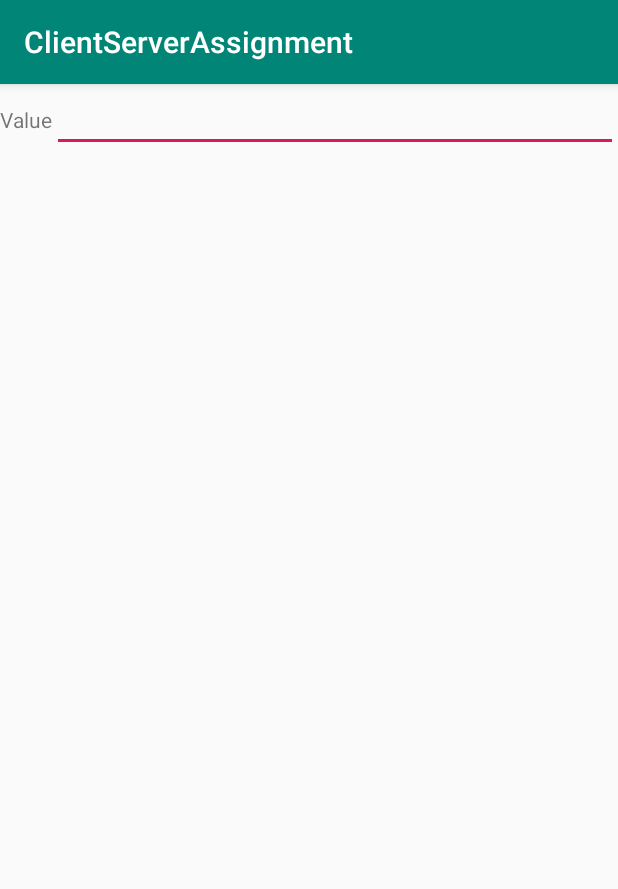
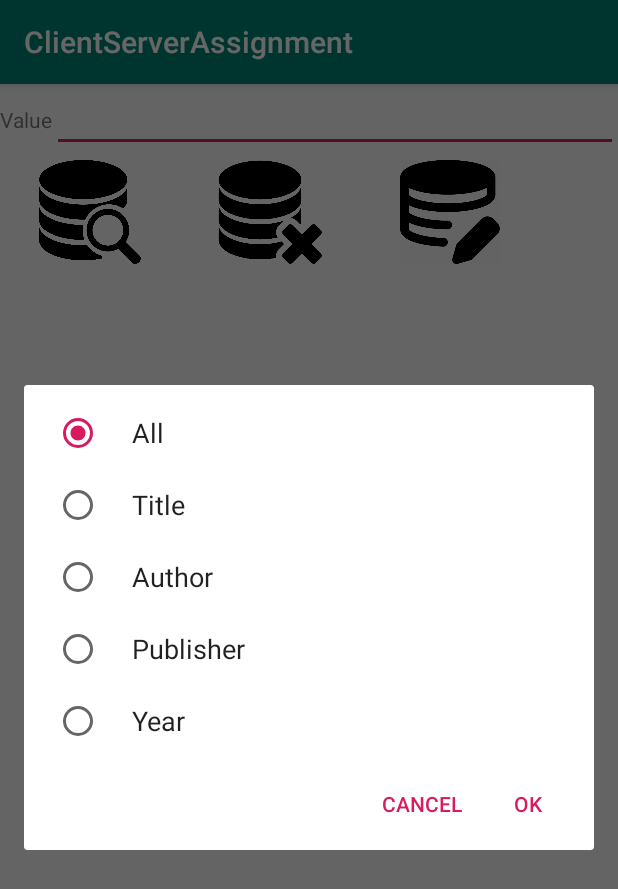
Before and after one commit to filipeamorais/ee654mobilecomputingclientserverassignment, an Android app: the screen it shows after launch (MainActivity), after a tap on an icon or button, on a phone screen of 412 x 824 dp. Shown: the top 889 px of the screen. Run offline under Robolectric (Android 15) with nearby library versions, the phone set to English and light mode, and no system bars.

```diff
--- a/app/src/main/java/com/example/clientserverassignment/MainActivity.java
+++ b/app/src/main/java/com/example/clientserverassignment/MainActivity.java
@@ -1,8 +1,13 @@
 package com.example.clientserverassignment;
 
+import androidx.appcompat.app.AlertDialog;
 import androidx.appcompat.app.AppCompatActivity;
 
+import android.content.DialogInterface;
 import android.os.Bundle;
+import android.view.View;
+import android.widget.ImageView;
+import android.widget.Toast;
 
 public class MainActivity extends AppCompatActivity {
 
@@ -10,5 +15,48 @@ public class MainActivity extends AppCompatActivity {
     protected void onCreate(Bundle savedInstanceState) {
         super.onCreate(savedInstanceState);
         setContentView(R.layout.activity_main);
+        final CharSequence[] fieldOptions = new CharSequence[] {"All", "Title", "Author", "Publisher", "Year"};
+        //loading the images
+        ImageView viewDatabaseImageView = this.findViewById(R.id.viewDatabaseImageView);
+        viewDatabaseImageView.setImageResource(R.drawable.database_view);
+        ImageView editDatabaseImageView = this.findViewById(R.id.editDatabaseImageView);
+        editDatabaseImageView.setImageResource(R.drawable.database_edit);
+        ImageView deleteDatabaseImageView = this.findViewById(R.id.deleteDatabaseImageView);
+        deleteDatabaseImageView.setImageResource(R.drawable.database_delete);
+        //creating the dialogs with the options
+        viewDatabaseImageView.setOnClickListener(new View.OnClickListener() {
+            @Override
+            public void onClick(View v) {
+                AlertDialog.Builder alertdialogbuilder =
+                        new AlertDialog.Builder(MainActivity.this);
+                alertdialogbuilder.setPositiveButton("OK",
+                        new DialogInterface.OnClickListener() {
+                            public void onClick(DialogInterface dialog,
+                                                int id) {
+                                //code for the database operation
+                            }
+                        });
+                alertdialogbuilder.setNegativeButton("Cancel",
+                        new DialogInterface.OnClickListener() {
+                            public void onClick(DialogInterface dialog,
+                                                int id) {
+                                // User cancelled the dialog
+                            }
+                        });
+
+                alertdialogbuilder.setSingleChoiceItems(fieldOptions, 0,
+                        new DialogInterface.OnClickListener() {
+                            @Override
+                            public void onClick(DialogInterface dialog,
+                                                int which) {
+                                Toast.makeText(getBaseContext(), fieldOptions[which]+ " selected", Toast.LENGTH_SHORT).show();
+                            }
+                        });
+
+                AlertDialog dialog = alertdialogbuilder.create();
+                dialog.show();
+            }
+
+        });
     }
 }
--- a/app/src/main/res/layout/activity_main.xml
+++ b/app/src/main/res/layout/activity_main.xml
@@ -28,20 +28,20 @@
         tools:context="com.example.dataaccesobjsqlprac.MainActivity">
         <ImageView
             android:id="@+id/viewDatabaseImageView"
-            android:layout_width="60dp"
-            android:layout_height="64dp"
+            android:layout_width="120dp"
+            android:layout_height="80dp"
             android:padding="5dp"
             android:onClick="clickedShow"/>
         <ImageView
             android:id="@+id/deleteDatabaseImageView"
-            android:layout_width="60dp"
-            android:layout_height="64dp"
+            android:layout_width="120dp"
+            android:layout_height="80dp"
             android:padding="5dp"
             android:onClick="clickedDelete"/>
         <ImageView
             android:id="@+id/editDatabaseImageView"
-            android:layout_width="60dp"
-            android:layout_height="64dp"
+            android:layout_width="120dp"
+            android:layout_height="80dp"
             android:padding="5dp"
             android:onClick="editRecord"/>
     </LinearLayout>
```
Also changed, not shown: app/src/main/res/drawable/database_delete.png (added), app/src/main/res/drawable/database_edit.png (added), app/src/main/res/drawable/database_view.png (added).
